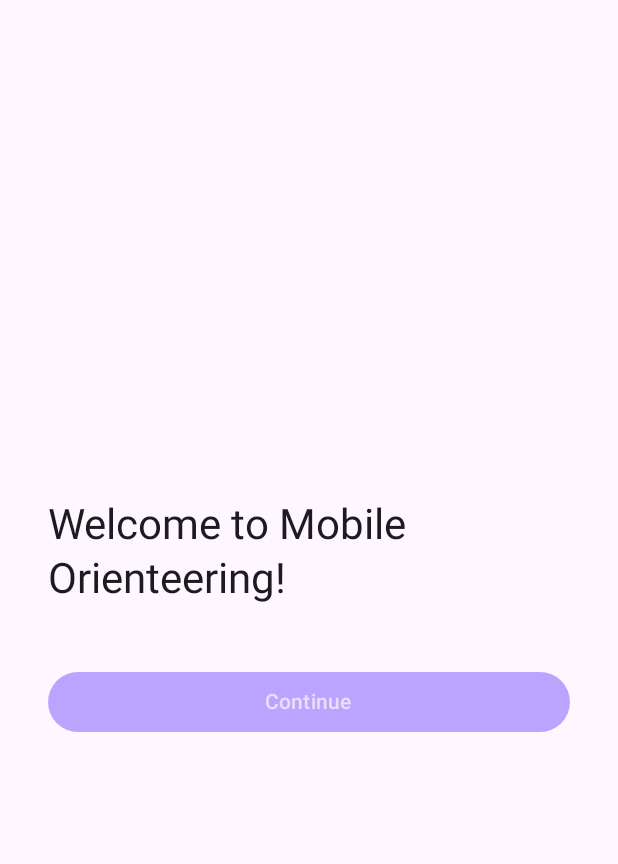
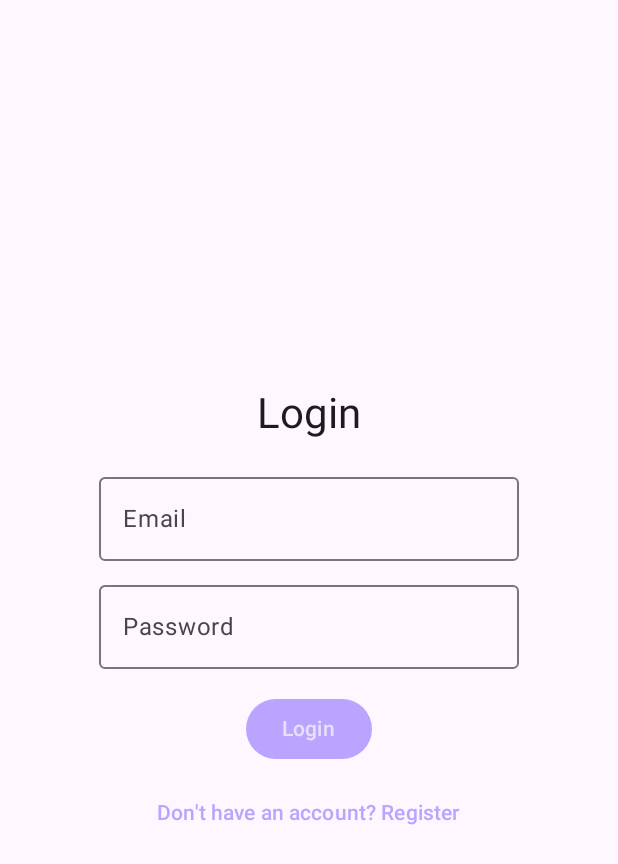
Before and after one commit to jakubwesta/mobile-orienteering, an Android app built with Jetpack Compose: the screen it shows after launch (MainActivity), on a phone screen of 412 x 824 dp. Shown: the top 864 px of the screen. Run offline under Robolectric (Android 15) with nearby library versions, the phone set to English and light mode, and no system bars; our stand-ins replace Dagger/Hilt's generated code.

Commit message:
Added authentication and changed navigation

```diff
--- a/app/src/main/java/com/mobileorienteering/MainActivity.kt
+++ b/app/src/main/java/com/mobileorienteering/MainActivity.kt
@@ -3,11 +3,13 @@ package com.mobileorienteering
 import android.os.Bundle
 import androidx.activity.ComponentActivity
 import androidx.activity.compose.setContent
+import androidx.compose.runtime.collectAsState
+import androidx.compose.runtime.getValue
 import androidx.hilt.navigation.compose.hiltViewModel
 import androidx.navigation.compose.rememberNavController
-import com.mobileorienteering.ui.component.OrienteeringScaffold
+import com.mobileorienteering.ui.component.AppScaffold
+import com.mobileorienteering.ui.screen.auth.AuthViewModel
 import com.mobileorienteering.ui.screen.main.SettingsViewModel
-import com.mobileorienteering.ui.screen.welcome.FirstLaunchScreen
 import com.mobileorienteering.ui.screen.welcome.FirstLaunchViewModel
 import com.mobileorienteering.ui.theme.MobileOrienteeringTheme
 import dagger.hilt.android.AndroidEntryPoint
@@ -19,18 +21,16 @@ class MainActivity : ComponentActivity() {
         setContent {
             val settingsViewModel: SettingsViewModel = hiltViewModel()
             val firstLaunchViewModel: FirstLaunchViewModel = hiltViewModel()
+            val authViewModel: AuthViewModel = hiltViewModel()
 
-            val settings = settingsViewModel.settings.value
-            val isFirstLaunch = firstLaunchViewModel.isFirstLaunch.value
+            val settings by settingsViewModel.settings.collectAsState()
+            val isFirstLaunch by firstLaunchViewModel.isFirstLaunch.collectAsState()
+            val isLoggedIn by authViewModel.isLoggedIn.collectAsState()
+
+            val navController = rememberNavController()
 
             MobileOrienteeringTheme(darkTheme = settings.darkMode) {
-                when (isFirstLaunch) {
-                    true -> FirstLaunchScreen(onContinue = { firstLaunchViewModel.markAsSeen() })
-                    false -> {
-                        val navController = rememberNavController()
-                        OrienteeringScaffold(navController, true)
-                    }
-                }
+                AppScaffold(navController, isFirstLaunch, isLoggedIn)
             }
         }
     }
--- /dev/null
+++ b/app/src/main/java/com/mobileorienteering/data/repository/AuthRepository.kt
@@ -0,0 +1,69 @@
+package com.mobileorienteering.data.repository
+
+import android.content.Context
+import androidx.datastore.preferences.core.*
+import androidx.datastore.preferences.preferencesDataStore
+import com.mobileorienteering.data.model.*
+import kotlinx.coroutines.flow.Flow
+import kotlinx.coroutines.flow.map
+import kotlinx.coroutines.flow.first
+
+private val Context.authDataStore by preferencesDataStore("auth")
+
+class AuthRepository(private val context: Context) {
+
+    companion object {
+        private val TOKEN = stringPreferencesKey("token")
+        private val USER_ID = stringPreferencesKey("user_id")
+    }
+
+    val isLoggedInFlow: Flow<Boolean> = context.authDataStore.data.map { prefs ->
+        !prefs[TOKEN].isNullOrEmpty()
+    }
+
+    val authModelFlow: Flow<AuthModel?> = context.authDataStore.data.map { prefs ->
+        val token = prefs[TOKEN]
+        val userId = prefs[USER_ID]
+        if (token != null && userId != null) AuthModel(token, userId) else null
+    }
+
+    // TODO: Api
+    suspend fun login(model: LoginModel): AuthModel {
+        val auth = AuthModel(
+            token = "fake-token-${model.email}",
+            userId = "user-${model.email.hashCode()}"
+        )
+        context.authDataStore.edit { prefs ->
+            prefs[TOKEN] = auth.token
+            prefs[USER_ID] = auth.userId
+        }
+        return auth
+    }
+
+    // TODO: Api
+    suspend fun register(model: RegisterModel): AuthModel {
+        val auth = AuthModel(
+            token = "fake-token-${model.email}",
+            userId = "user-${model.email.hashCode()}"
+        )
+        context.authDataStore.edit { prefs ->
+            prefs[TOKEN] = auth.token
+            prefs[USER_ID] = auth.userId
+        }
+        return auth
+    }
+
+    suspend fun logout() {
+        context.authDataStore.edit { prefs ->
+            prefs.remove(TOKEN)
+            prefs.remove(USER_ID)
+        }
+    }
+
+    suspend fun getCurrentAuth(): AuthModel? {
+        val prefs = context.authDataStore.data.first()
+        val token = prefs[TOKEN]
+        val userId = prefs[USER_ID]
+        return if (token != null && userId != null) AuthModel(token, userId) else null
+    }
+}
--- a/app/src/main/java/com/mobileorienteering/di/RepositoryModule.kt
+++ b/app/src/main/java/com/mobileorienteering/di/RepositoryModule.kt
@@ -1,6 +1,7 @@
 package com.mobileorienteering.di
 
 import android.content.Context
+import com.mobileorienteering.data.repository.AuthRepository
 import com.mobileorienteering.data.repository.FirstLaunchRepository
 import com.mobileorienteering.data.repository.SettingsRepository
 import dagger.Module
@@ -19,4 +20,8 @@ object RepositoryModule {
     @Provides
     fun provideFirstLaunchRepository(@ApplicationContext context: Context): FirstLaunchRepository =
         FirstLaunchRepository(context)
+
+    @Provides
+    fun provideAuthRepository(@ApplicationContext context: Context): AuthRepository =
+        AuthRepository(context)
 }
--- /dev/null
+++ b/app/src/main/java/com/mobileorienteering/ui/component/AppScaffold.kt
@@ -0,0 +1,66 @@
+package com.mobileorienteering.ui.component
+
+import androidx.compose.foundation.layout.padding
+import androidx.compose.material3.Scaffold
+import androidx.compose.runtime.Composable
+import androidx.compose.runtime.LaunchedEffect
+import androidx.compose.ui.Modifier
+import androidx.navigation.NavHostController
+import androidx.navigation.compose.NavHost
+import androidx.navigation.compose.composable
+import androidx.navigation.compose.currentBackStackEntryAsState
+import com.mobileorienteering.ui.screen.auth.LoginScreen
+import com.mobileorienteering.ui.screen.auth.RegisterScreen
+import com.mobileorienteering.ui.screen.main.LibraryScreen
+import com.mobileorienteering.ui.screen.main.MapScreen
+import com.mobileorienteering.ui.screen.main.RunsScreen
+import com.mobileorienteering.ui.screen.main.SettingsScreen
+import com.mobileorienteering.ui.screen.welcome.FirstLaunchScreen
+import com.mobileorienteering.ui.navigation.AppScreen
+
+@Composable
+fun AppScaffold(
+    navController: NavHostController,
+    isFirstLaunch: Boolean,
+    isLoggedIn: Boolean
+) {
+    val navBackStackEntry = navController.currentBackStackEntryAsState()
+    val currentRoute = navBackStackEntry.value?.destination?.route
+
+    val showBottomBar = currentRoute in AppScreen.mainScreens.map { it.route }
+
+    LaunchedEffect(isLoggedIn) {
+        if (!isLoggedIn) {
+            navController.navigate(AppScreen.Login.route) {
+                popUpTo(0) { inclusive = true }
+            }
+        }
+    }
+
+    Scaffold(
+        bottomBar = { if (showBottomBar) BottomNavBar(navController) }
+    ) { padding ->
+        NavHost(
+            navController = navController,
+            startDestination = when {
+                isFirstLaunch -> AppScreen.Welcome.route
+                !isLoggedIn -> AppScreen.Login.route
+                else -> AppScreen.Map.route
+            },
+            modifier = Modifier.padding(padding)
+        ) {
+            composable(AppScreen.Welcome.route) {
+                FirstLaunchScreen(
+                    onContinue = { navController.navigate(AppScreen.Login.route) }
+                )
+            }
+            composable(AppScreen.Login.route) { LoginScreen(navController) }
+            composable(AppScreen.Register.route) { RegisterScreen(navController) }
+
+            composable(AppScreen.Map.route) { MapScreen() }
+            composable(AppScreen.Library.route) { LibraryScreen() }
+            composable(AppScreen.Runs.route) { RunsScreen() }
+            composable(AppScreen.Settings.route) { SettingsScreen() }
+        }
+    }
+}
--- /dev/null
+++ b/app/src/main/java/com/mobileorienteering/ui/navigation/AppScreen.kt
@@ -0,0 +1,17 @@
+package com.mobileorienteering.ui.navigation
+
+sealed class AppScreen(val route: String) {
+    object Welcome : AppScreen("welcome")
+
+    object Login : AppScreen("login")
+    object Register : AppScreen("register")
+
+    object Map : AppScreen("map")
+    object Library : AppScreen("library")
+    object Runs : AppScreen("runs")
+    object Settings : AppScreen("settings")
+
+    companion object {
+        val mainScreens = listOf(Map, Library, Runs, Settings)
+    }
+}
--- a/app/src/main/java/com/mobileorienteering/ui/navigation/AuthScreen.kt
+++ /dev/null
@@ -1,6 +0,0 @@
-package com.mobileorienteering.ui.navigation
-
-sealed class AuthScreen(val route: String) {
-    object Login : AuthScreen("login")
-    object Register : AuthScreen("register")
-}
--- /dev/null
+++ b/app/src/main/java/com/mobileorienteering/ui/screen/auth/AuthViewModel.kt
@@ -0,0 +1,79 @@
+package com.mobileorienteering.ui.screen.auth
+
+import androidx.compose.runtime.mutableStateOf
+import androidx.lifecycle.ViewModel
+import androidx.lifecycle.viewModelScope
+import com.mobileorienteering.data.model.*
+import com.mobileorienteering.data.repository.AuthRepository
+import dagger.hilt.android.lifecycle.HiltViewModel
+import kotlinx.coroutines.flow.SharingStarted
+import kotlinx.coroutines.flow.stateIn
+import kotlinx.coroutines.launch
+import javax.inject.Inject
+
+
+@HiltViewModel
+class AuthViewModel @Inject constructor(
+    private val repo: AuthRepository
+) : ViewModel() {
+
+    val isLoggedIn = repo.isLoggedInFlow.stateIn(
+        viewModelScope,
+        SharingStarted.WhileSubscribed(5000),
+        false
+    )
+
+    val authModel = repo.authModelFlow.stateIn(
+        viewModelScope,
+        SharingStarted.WhileSubscribed(5000),
+        null
+    )
+
+    var email = mutableStateOf("")
+    var password = mutableStateOf("")
+    var username = mutableStateOf("")
+    var fullName = mutableStateOf<String?>(null)
+    var phoneNumber = mutableStateOf<String?>(null)
+    var error = mutableStateOf<String?>(null)
+
+    fun login() {
+        viewModelScope.launch {
+            try {
+                repo.login(
+                    LoginModel(
+                        email = email.value,
+                        password = password.value
+                    )
+                )
+                error.value = null
+            } catch (e: Exception) {
+                error.value = e.message
+            }
+        }
+    }
+
+    fun register() {
+        viewModelScope.launch {
+            try {
+                repo.register(
+                    RegisterModel(
+                        username = username.value,
+                        email = email.value,
+                        password = password.value,
+                        fullName = fullName.value,
+                        phoneNumber = phoneNumber.value
+                    )
+                )
+                error.value = null
+            } catch (e: Exception) {
+                error.value = e.message
+            }
+        }
+    }
+
+    fun logout() {
+        viewModelScope.launch {
+            repo.logout()
+        }
+    }
+}
--- a/app/src/main/java/com/mobileorienteering/ui/screen/auth/LoginScreen.kt
+++ b/app/src/main/java/com/mobileorienteering/ui/screen/auth/LoginScreen.kt
@@ -3,19 +3,68 @@ package com.mobileorienteering.ui.screen.auth
 import androidx.compose.foundation.layout.*
 import androidx.compose.material3.*
 import androidx.compose.runtime.Composable
+import androidx.compose.runtime.LaunchedEffect
+import androidx.compose.runtime.collectAsState
+import androidx.compose.runtime.getValue
 import androidx.compose.ui.Alignment
 import androidx.compose.ui.Modifier
+import androidx.compose.ui.text.input.PasswordVisualTransformation
 import androidx.compose.ui.unit.dp
+import androidx.hilt.navigation.compose.hiltViewModel
 import androidx.navigation.NavHostController
+import com.mobileorienteering.ui.navigation.AppScreen
 
 @Composable
-fun LoginScreen(navController: NavHostController) {
-    Box(
-        modifier = Modifier
-            .fillMaxSize()
-            .padding(16.dp),
-        contentAlignment = Alignment.Center
+fun LoginScreen(
+    navController: NavHostController,
+    authViewModel: AuthViewModel = hiltViewModel()
+) {
+    val email by authViewModel.email
+    val password by authViewModel.password
+    val error by authViewModel.error
+    val isLoggedIn by authViewModel.isLoggedIn.collectAsState()
+
+    LaunchedEffect(isLoggedIn) {
+        if (isLoggedIn) navController.navigate(AppScreen.Map.route) {
+            popUpTo(0) { inclusive = true }
+        }
+    }
+
+    Column(
+        modifier = Modifier.fillMaxSize().padding(16.dp),
+        verticalArrangement = Arrangement.Center,
+        horizontalAlignment = Alignment.CenterHorizontally
     ) {
-        Text("Login Screen Placeholder", style = MaterialTheme.typography.titleLarge)
+        Text("Login", style = MaterialTheme.typography.headlineMedium)
+        Spacer(Modifier.height(16.dp))
+
+        OutlinedTextField(
+            value = email,
+            onValueChange = { authViewModel.email.value = it },
+            label = { Text("Email") }
+        )
+
+        Spacer(Modifier.height(8.dp))
+
+        OutlinedTextField(
+            value = password,
+            onValueChange = { authViewModel.password.value = it },
+            label = { Text("Password") },
+            visualTransformation = PasswordVisualTransformation()
+        )
+
+        Spacer(Modifier.height(16.dp))
+
+        Button(onClick = { authViewModel.login() }) {
+            Text("Login")
+        }
+
+        Spacer(Modifier.height(8.dp))
+
+        TextButton(onClick = { navController.navigate(AppScreen.Register.route) }) {
+            Text("Don't have an account? Register")
+        }
+
+        error?.let { Text(it, color = MaterialTheme.colorScheme.error) }
     }
 }
```
Also changed, not shown: app/src/main/java/com/mobileorienteering/data/model/AuthModels.kt (added, +19 -0 lines), app/src/main/java/com/mobileorienteering/ui/component/BottomNavBar.kt (+26 -8 lines), app/src/main/java/com/mobileorienteering/ui/component/OrienteeringScaffold.kt (deleted, +0 -36 lines), app/src/main/java/com/mobileorienteering/ui/navigation/AuthNavGraph.kt (deleted, +0 -23 lines), app/src/main/java/com/mobileorienteering/ui/navigation/MainNavGraph.kt (deleted, +0 -31 lines), app/src/main/java/com/mobileorienteering/ui/navigation/MainScreen.kt (deleted, +0 -43 lines), app/src/main/java/com/mobileorienteering/ui/screen/auth/RegisterScreen.kt (+83 -7 lines), app/src/main/java/com/mobileorienteering/ui/screen/loading/LoadingScreen.kt (deleted, +0 -12 lines), app/src/main/java/com/mobileorienteering/ui/screen/main/SettingsScreen.kt (+18 -3 lines).
